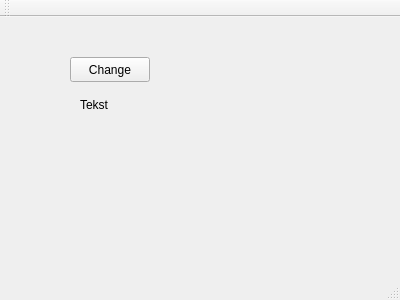
Minchoi21/MyTest, file GIT_TEST/mainwindow.ui: the form before one commit.
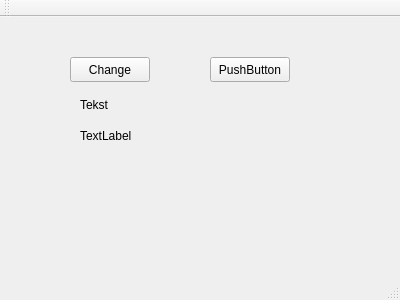
The form after the commit.

Commit message: Elmer's changes

Patch:
```diff
--- a/GIT_TEST/mainwindow.ui
+++ b/GIT_TEST/mainwindow.ui
@@ -40,6 +40,32 @@
      <string>&lt;html&gt;&lt;head/&gt;&lt;body&gt;&lt;p&gt;Tekst&lt;/p&gt;&lt;/body&gt;&lt;/html&gt;</string>
     </property>
    </widget>
+   <widget class="QPushButton" name="pushButton">
+    <property name="geometry">
+     <rect>
+      <x>210</x>
+      <y>40</y>
+      <width>80</width>
+      <height>25</height>
+     </rect>
+    </property>
+    <property name="text">
+     <string>PushButton</string>
+    </property>
+   </widget>
+   <widget class="QLabel" name="lblThird">
+    <property name="geometry">
+     <rect>
+      <x>80</x>
+      <y>110</y>
+      <width>131</width>
+      <height>17</height>
+     </rect>
+    </property>
+    <property name="text">
+     <string>TextLabel</string>
+    </property>
+   </widget>
   </widget>
   <widget class="QMenuBar" name="menuBar">
    <property name="geometry">
```
The commit also changes 2 other files.
